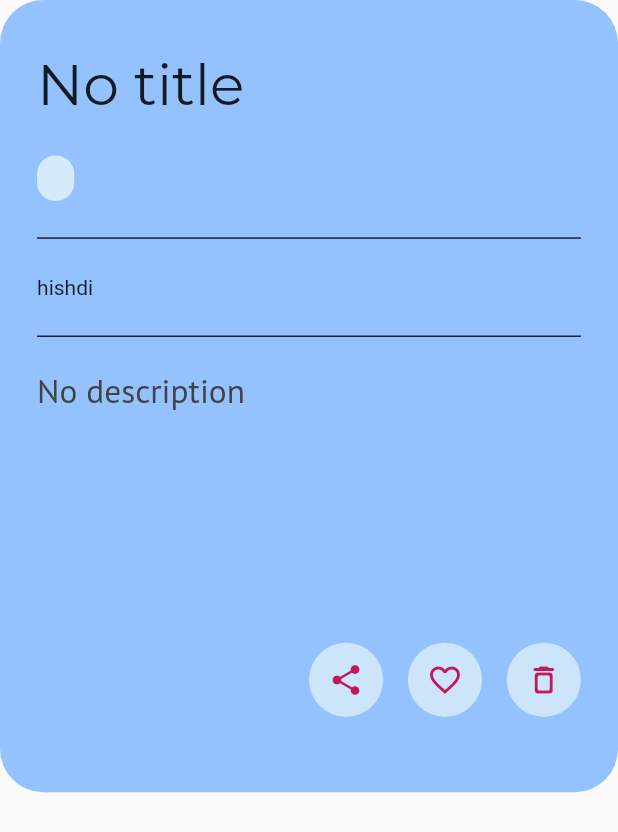
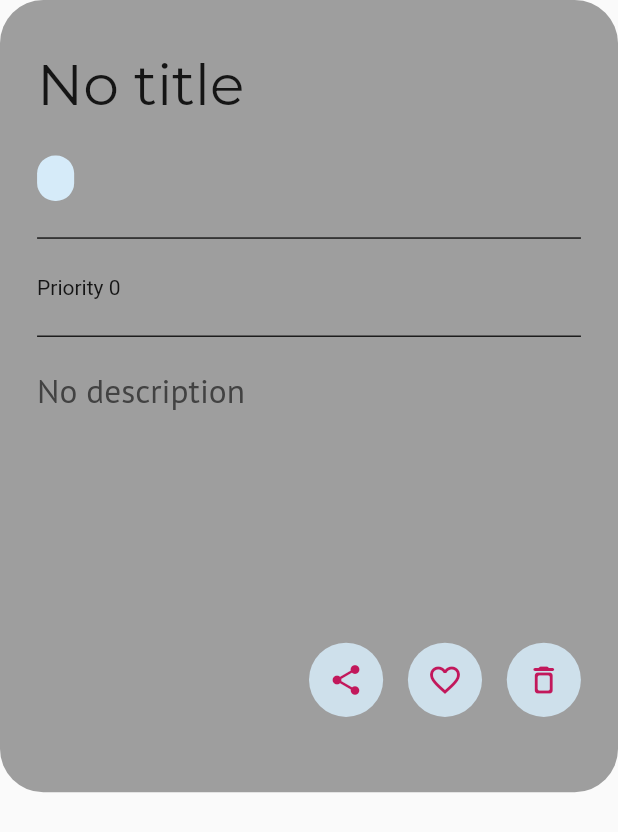
Before and after one commit to kaifakhtar/FlashNotes, a Flutter app: the CardDesign widget shown alone on an empty page, opened directly with empty values, on a phone screen of 412 x 824 dp. Shown: the top 832 px of the screen. Run offline on Flutter 3.47's test engine with Material 2 defaults, Android fonts, the phone set to English and light mode, and no system bars; our stand-ins replace google_fonts, sqflite; missing offline and left inert: dart:ffi; accounts and stored records are empty.

Commit message:
added priority wise color on notes display screen

```diff
--- a/lib/database_helper.dart
+++ b/lib/database_helper.dart
@@ -12,6 +12,7 @@ class DatabaseHelper {
   static final columnTitle = 'title';
   static final columnDesc = 'description';
   static final columnDate = 'date';
+  static final columnPriority = 'priority';
   //static final columnDateTime = 'dateTime';
   // TODO define more column name
 
@@ -39,7 +40,8 @@ class DatabaseHelper {
         CREATE TABLE $_tableName( $columnId INTEGER PRIMARY KEY AUTOINCREMENT,
         $columnTitle TEXT NOT NULL,
         $columnDesc TEXT,
-        $columnDate TEXT
+        $columnDate TEXT,
+        $columnPriority INT
         )
         '''
     );
--- a/lib/modals/note.dart
+++ b/lib/modals/note.dart
@@ -1,28 +1,23 @@
-enum Priority{
-  important,
-  moderate,
-  least
-}
 
 class Note{
   int? id;
   String title;
   String? description;
   String date;
-  //Priority priority=Priority.least;
-  // this can be null
- // DateTime dateTime;
+  int priority;
+
 
   //Note({required this.title, this.description,this.id});
 
 
-  Note.withId({this.id, required this.title, this.description, required this.date});
+  Note.withId({this.id, required this.title, this.description, required this.date,required this.priority});
 
   Note.fromJson(Map<String, dynamic> json)
       : id = json['id'],
         title = json['title'],
         description = json['description'],
-        date = json['date']
+        date = json['date'],
+        priority= json['priority']
 
   ;
 
@@ -30,7 +25,8 @@ class Note{
     //'id' : id,
     'title': title,
     'description': description,
-    'date' : date
+    'date' : date,
+    'priority' : priority
 
   };
 }
--- a/lib/screens/notes_display_screen.dart
+++ b/lib/screens/notes_display_screen.dart
@@ -16,8 +16,7 @@ class NotesDisplayScreen extends StatefulWidget {
 
 class _NotesDisplayScreenState extends State<NotesDisplayScreen> {
   List<Note>? notes;
-  final List<Color> cardColorsList = [const Color(0xFFffe9ad),const Color(0xFFeaffd9),const Color(0xFFfae0cf)];
-int ind =0;
+
 
 
 
@@ -54,7 +53,7 @@ int ind =0;
             child: Column(
               children: [
                 SizedBox(height: screenHeight*0.016,),
-                MyAppbar(),
+                const MyAppbar(),
                  SizedBox(
                   height: screenHeight*0.018,
                 ),
@@ -66,11 +65,8 @@ int ind =0;
                           child: ListView.builder(
                               itemCount: notes!.length,
                               itemBuilder: (context, index) {
-                                if(ind==3){
-                                  ind=0;
-                                }
 
-                                return CardDesign(notes![index], _deleteNote,cardColorsList[ind++]);
+                                return CardDesign(notes![index], _deleteNote,getChipColor(notes![index].priority));
                               }),
                         ),
                       ),
@@ -96,4 +92,14 @@ int ind =0;
   void updateNoteDisplayScreen() {
     setState(() {});
   }
+
+  Color getChipColor(priority){
+    if(priority==1){
+      return const Color(0xffecb6fd);
+    }
+    else if(priority==2){
+      return const Color(0xffe9f0b9);
+    }
+    return const Color(0xFF8fad86);
+  }
 }
--- a/lib/widgets/card_design.dart
+++ b/lib/widgets/card_design.dart
@@ -1,6 +1,7 @@
 import 'package:flutter/material.dart';
 import 'package:google_fonts/google_fonts.dart';
 import '../modals/note.dart';
+import './chips_importance_row.dart';
 
 class CardDesign extends StatelessWidget {
   Note note;
@@ -28,7 +29,7 @@ class CardDesign extends StatelessWidget {
           margin:  EdgeInsets.only(bottom: screenHeight*0.009),
           shape:
               RoundedRectangleBorder(borderRadius: BorderRadius.circular(screenHeight*0.035)),
-          color: Color(0xFF94c2ff),
+          color: cardColor,
           child: Padding(
             padding: EdgeInsets.symmetric(
                 horizontal: screenHeight * 0.03, vertical: screenHeight * 0.04),
@@ -52,7 +53,7 @@ class CardDesign extends StatelessWidget {
                   ),
                   Container(
                     decoration: BoxDecoration(
-                        color: Color(0xFFD6EBF9),
+                        color: const Color(0xFFD6EBF9),
                         borderRadius: BorderRadius.circular(12)),
                     child: Padding(
                       padding: EdgeInsets.symmetric(
@@ -70,7 +71,7 @@ class CardDesign extends StatelessWidget {
                     thickness: screenHeight * 0.001,
                     color: Colors.black,
                   ),
-                  Text("hishdi"),
+                   Text("Priority ${note.priority}"),
                   Divider(
                     height: screenHeight * 0.06,
                     thickness: screenHeight * 0.001,
@@ -94,17 +95,17 @@ class CardDesign extends StatelessWidget {
                 child: Row(
                   children: [
                     CircleAvatar(
-                      child: Icon(Icons.share),
+                      child: const Icon(Icons.share),
                       radius: screenHeight *0.03,
-                      backgroundColor: Color(0xD9D6EBF9),
+                      backgroundColor: const Color(0xD9D6EBF9),
                     ),
                     SizedBox(
                       width: screenHeight * 0.02,
                     ),
                     CircleAvatar(
-                      child: Icon(Icons.favorite_border),
+                      child: const Icon(Icons.favorite_border),
                       radius: screenHeight *0.03,
-                      backgroundColor: Color(0xD9D6EBF9),
+                      backgroundColor: const Color(0xD9D6EBF9),
                     ),
                     SizedBox(
                       width: screenHeight * 0.02,
@@ -112,9 +113,9 @@ class CardDesign extends StatelessWidget {
                     GestureDetector(
                       onTap: ()=>_deleteNote(note.id),
                       child: CircleAvatar(
-                        child: Icon(Icons.delete_outline_rounded),
+                        child: const Icon(Icons.delete_outline_rounded),
                         radius: screenHeight *0.03,
-                        backgroundColor: Color(0xD9D6EBF9),
+                        backgroundColor: const Color(0xD9D6EBF9),
                       ),
                     ),
                   ],
```
Also changed, not shown: lib/screens/insert_note_screen.dart (+46 -16 lines), lib/widgets/priority_chip.dart (added, +37 -0 lines), 1 other file.
